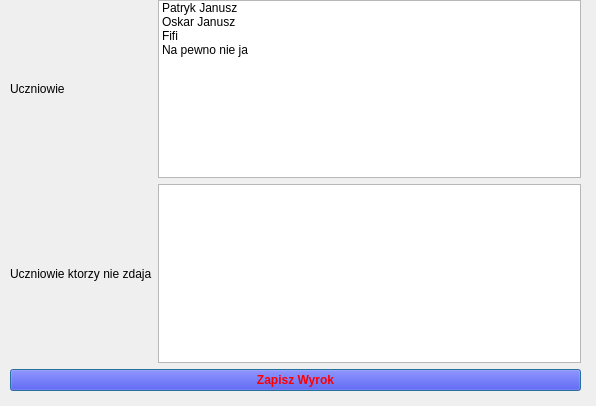
Qt form layout.ui (Wilkolak2/uczniowiePy) before a commit.
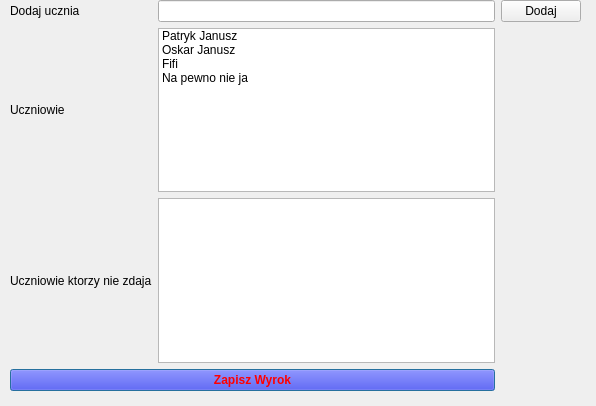
The same form after that commit.

```diff
--- a/layout.ui
+++ b/layout.ui
@@ -23,7 +23,7 @@
     </rect>
    </property>
    <layout class="QGridLayout" name="gridLayout">
-    <item row="0" column="1">
+    <item row="1" column="1">
      <widget class="QListWidget" name="students">
       <item>
        <property name="text">
@@ -47,24 +47,24 @@
       </item>
      </widget>
     </item>
-    <item row="1" column="1">
+    <item row="2" column="1">
      <widget class="QListWidget" name="failedStudents"/>
     </item>
-    <item row="0" column="0">
+    <item row="1" column="0">
      <widget class="QLabel" name="label">
       <property name="text">
        <string>Uczniowie</string>
       </property>
      </widget>
     </item>
-    <item row="1" column="0">
+    <item row="2" column="0">
      <widget class="QLabel" name="label_2">
       <property name="text">
        <string>Uczniowie ktorzy nie zdaja</string>
       </property>
      </widget>
     </item>
-    <item row="2" column="0" colspan="2">
+    <item row="3" column="0" colspan="2">
      <widget class="QPushButton" name="wyrokButton">
       <property name="styleSheet">
        <string notr="true">font-weight:bold;
@@ -77,6 +77,23 @@
       </property>
      </widget>
     </item>
+    <item row="0" column="1">
+     <widget class="QLineEdit" name="uczenValue"/>
+    </item>
+    <item row="0" column="0">
+     <widget class="QLabel" name="label_3">
+      <property name="text">
+       <string>Dodaj ucznia</string>
+      </property>
+     </widget>
+    </item>
+    <item row="0" column="2">
+     <widget class="QPushButton" name="pushButton">
+      <property name="text">
+       <string>Dodaj</string>
+      </property>
+     </widget>
+    </item>
    </layout>
   </widget>
  </widget>
```
